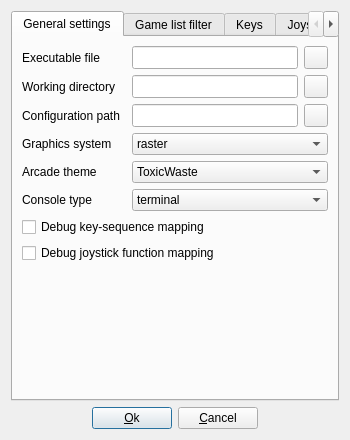
Old version of the form arcademodesetup.ui in the repository qmc2/qmc2-mame-fe.
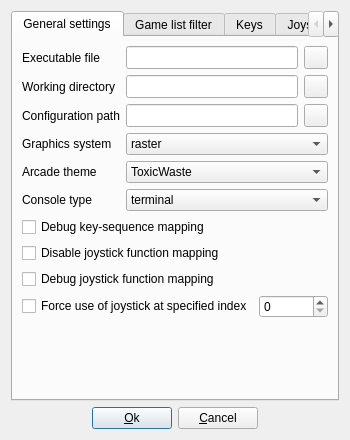
New version of the form. Icons and pictures are not drawn.

Commit message: imp: arcade mode setup: added support for the new joystick-related command line arguments

Diff of the .ui file:
```diff
--- a/arcademodesetup.ui
+++ b/arcademodesetup.ui
@@ -7,7 +7,7 @@
     <x>0</x>
     <y>0</y>
     <width>309</width>
-    <height>422</height>
+    <height>406</height>
    </rect>
   </property>
   <property name="windowTitle">
@@ -64,7 +64,30 @@
        <string>General settings</string>
       </attribute>
       <layout class="QGridLayout" name="gridLayout_3">
-       <item row="6" column="0" colspan="4">
+       <item row="7" column="0" colspan="3">
+        <widget class="QCheckBox" name="checkBoxNoJoy">
+         <property name="toolTip">
+          <string>Disable joystick function mapping</string>
+         </property>
+         <property name="text">
+          <string>Disable joystick function mapping</string>
+         </property>
+        </widget>
+       </item>
+       <item row="2" column="1">
+        <widget class="QLineEdit" name="lineEditConfigurationPath">
+         <property name="sizePolicy">
+          <sizepolicy hsizetype="Expanding" vsizetype="Minimum">
+           <horstretch>0</horstretch>
+           <verstretch>0</verstretch>
+          </sizepolicy>
+         </property>
+         <property name="toolTip">
+          <string>Configuration path for QMC2 Arcade</string>
+         </property>
+        </widget>
+       </item>
+       <item row="6" column="0" colspan="3">
         <widget class="QCheckBox" name="checkBoxDebugKeys">
          <property name="toolTip">
           <string>Log debug messages of key-sequence mapping events to the console</string>
@@ -74,7 +97,7 @@
          </property>
         </widget>
        </item>
-       <item row="4" column="2" colspan="2">
+       <item row="4" column="1" colspan="2">
         <widget class="QComboBox" name="comboBoxArcadeTheme">
          <property name="toolTip">
           <string>Select arcade theme</string>
@@ -104,7 +127,7 @@
          </property>
         </widget>
        </item>
-       <item row="3" column="2" colspan="2">
+       <item row="3" column="1" colspan="2">
         <widget class="QComboBox" name="comboBoxGraphicsSystem">
          <property name="toolTip">
           <string>Select the graphics system used to render the scene (when available, OpenGL is strongly recommended!)</string>
@@ -162,7 +185,7 @@
          </property>
         </widget>
        </item>
-       <item row="1" column="2">
+       <item row="1" column="1">
         <widget class="QLineEdit" name="lineEditWorkingDirectory">
          <property name="sizePolicy">
           <sizepolicy hsizetype="Expanding" vsizetype="Minimum">
@@ -175,7 +198,7 @@
          </property>
         </widget>
        </item>
-       <item row="5" column="2" colspan="2">
+       <item row="5" column="1" colspan="2">
         <widget class="QComboBox" name="comboBoxConsoleType">
          <property name="toolTip">
           <string>Select type of console</string>
@@ -197,7 +220,7 @@
          </item>
         </widget>
        </item>
-       <item row="1" column="3">
+       <item row="1" column="2">
         <widget class="QToolButton" name="toolButtonBrowseWorkingDirectory">
          <property name="sizePolicy">
           <sizepolicy hsizetype="Fixed" vsizetype="Minimum">
@@ -214,7 +237,20 @@
          </property>
         </widget>
        </item>
-       <item row="0" column="3">
+       <item row="10" column="0" colspan="3">
+        <spacer name="verticalSpacer">
+         <property name="orientation">
+          <enum>Qt::Vertical</enum>
+         </property>
+         <property name="sizeHint" stdset="0">
+          <size>
+           <width>20</width>
+           <height>0</height>
+          </size>
+         </property>
+        </spacer>
+       </item>
+       <item row="0" column="2">
         <widget class="QToolButton" name="toolButtonBrowseExecutableFile">
          <property name="sizePolicy">
           <sizepolicy hsizetype="Fixed" vsizetype="Minimum">
@@ -244,7 +280,7 @@
          </property>
         </widget>
        </item>
-       <item row="0" column="2">
+       <item row="0" column="1">
         <widget class="QLineEdit" name="lineEditExecutableFile">
          <property name="sizePolicy">
           <sizepolicy hsizetype="Expanding" vsizetype="Minimum">
@@ -257,19 +293,6 @@
          </property>
         </widget>
        </item>
-       <item row="8" column="0" colspan="4">
-        <spacer name="verticalSpacer">
-         <property name="orientation">
-          <enum>Qt::Vertical</enum>
-         </property>
-         <property name="sizeHint" stdset="0">
-          <size>
-           <width>20</width>
-           <height>0</height>
-          </size>
-         </property>
-        </spacer>
-       </item>
        <item row="0" column="0">
         <widget class="QLabel" name="labelExecutableFile">
          <property name="sizePolicy">
@@ -297,19 +320,6 @@
         </widget>
        </item>
        <item row="2" column="2">
-        <widget class="QLineEdit" name="lineEditConfigurationPath">
-         <property name="sizePolicy">
-          <sizepolicy hsizetype="Expanding" vsizetype="Minimum">
-           <horstretch>0</horstretch>
-           <verstretch>0</verstretch>
-          </sizepolicy>
-         </property>
-         <property name="toolTip">
-          <string>Configuration path for QMC2 Arcade</string>
-         </property>
-        </widget>
-       </item>
-       <item row="2" column="3">
         <widget class="QToolButton" name="toolButtonBrowseConfigurationPath">
          <property name="sizePolicy">
           <sizepolicy hsizetype="Fixed" vsizetype="Minimum">
@@ -326,7 +336,7 @@
          </property>
         </widget>
        </item>
-       <item row="7" column="0" colspan="4">
+       <item row="8" column="0" colspan="3">
         <widget class="QCheckBox" name="checkBoxDebugJoy">
          <property name="toolTip">
           <string>Log debug messages of joystick function mapping events to the console</string>
@@ -336,6 +346,30 @@
          </property>
         </widget>
        </item>
+       <item row="9" column="0" colspan="3">
+        <layout class="QHBoxLayout" name="horizontalLayout_3">
+         <item>
+          <widget class="QCheckBox" name="checkBoxJoy">
+           <property name="toolTip">
+            <string>Force use of joystick at specified index</string>
+           </property>
+           <property name="text">
+            <string>Force use of joystick at specified index</string>
+           </property>
+          </widget>
+         </item>
+         <item>
+          <widget class="QSpinBox" name="spinBoxJoyIndex">
+           <property name="toolTip">
+            <string>Joystick index</string>
+           </property>
+           <property name="maximum">
+            <number>9999</number>
+           </property>
+          </widget>
+         </item>
+        </layout>
+       </item>
       </layout>
      </widget>
      <widget class="QWidget" name="tabFilter">
```
Left out of the diff: 63 changed lines with no effect on the pictures. The commit also changes 14 other files.
